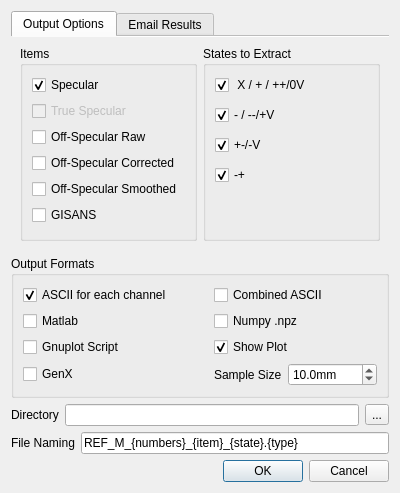
First picture: the form in designer/reduce_dialog.ui, repository aglavic/quicknxs, before the edit.
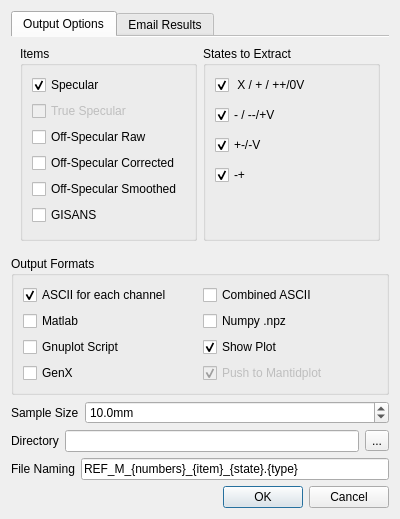
Second picture: the form after the edit. Icons and pictures are not drawn.

Commit message: -Quick reduction -Fixed event mode treatment for splitting -Push to MantidPlot -Update test for new event mode dataset

Patch:
```diff
--- a/designer/reduce_dialog.ui
+++ b/designer/reduce_dialog.ui
@@ -7,7 +7,7 @@
     <x>0</x>
     <y>0</y>
     <width>400</width>
-    <height>438</height>
+    <height>460</height>
    </rect>
   </property>
   <property name="windowTitle">
@@ -180,47 +180,45 @@
           <string>Output Formats</string>
          </property>
          <layout class="QGridLayout" name="gridLayout">
-          <item row="3" column="0">
-           <widget class="QCheckBox" name="genx">
+          <item row="0" column="0">
+           <widget class="QCheckBox" name="multiAscii">
             <property name="text">
-             <string>GenX</string>
+             <string>ASCII for each channel</string>
             </property>
-           </widget>
-          </item>
-          <item row="1" column="2" colspan="2">
-           <widget class="QCheckBox" name="numpy">
-            <property name="text">
-             <string>Numpy .npz</string>
+            <property name="checked">
+             <bool>true</bool>
             </property>
            </widget>
           </item>
-          <item row="3" column="3">
-           <widget class="QDoubleSpinBox" name="sampleSize">
-            <property name="sizePolicy">
-             <sizepolicy hsizetype="Minimum" vsizetype="Fixed">
-              <horstretch>0</horstretch>
-              <verstretch>0</verstretch>
-             </sizepolicy>
-            </property>
-            <property name="suffix">
-             <string>mm</string>
-            </property>
-            <property name="decimals">
-             <number>1</number>
-            </property>
-            <property name="value">
-             <double>10.000000000000000</double>
-            </property>
-           </widget>
-          </item>
-          <item row="0" column="2" colspan="2">
+          <item row="0" column="1">
            <widget class="QCheckBox" name="combinedAscii">
             <property name="text">
              <string>Combined ASCII</string>
             </property>
            </widget>
           </item>
-          <item row="2" column="2" colspan="2">
+          <item row="1" column="0">
+           <widget class="QCheckBox" name="matlab">
+            <property name="text">
+             <string>Matlab</string>
+            </property>
+           </widget>
+          </item>
+          <item row="1" column="1">
+           <widget class="QCheckBox" name="numpy">
+            <property name="text">
+             <string>Numpy .npz</string>
+            </property>
+           </widget>
+          </item>
+          <item row="2" column="0">
+           <widget class="QCheckBox" name="gnuplot">
+            <property name="text">
+             <string>Gnuplot Script</string>
+            </property>
+           </widget>
+          </item>
+          <item row="2" column="1">
            <widget class="QCheckBox" name="plot">
             <property name="text">
              <string>Show Plot</string>
@@ -230,53 +228,20 @@
             </property>
            </widget>
           </item>
-          <item row="3" column="2">
-           <widget class="QLabel" name="label_7">
-            <property name="sizePolicy">
-             <sizepolicy hsizetype="Fixed" vsizetype="Preferred">
-              <horstretch>0</horstretch>
-              <verstretch>0</verstretch>
-             </sizepolicy>
-            </property>
+          <item row="3" column="0">
+           <widget class="QCheckBox" name="genx">
             <property name="text">
-             <string>Sample Size</string>
+             <string>GenX</string>
             </property>
            </widget>
           </item>
           <item row="3" column="1">
-           <spacer name="horizontalSpacer">
-            <property name="orientation">
-             <enum>Qt::Horizontal</enum>
+           <widget class="QCheckBox" name="mantidplot">
+            <property name="enabled">
+             <bool>false</bool>
             </property>
-            <property name="sizeType">
-             <enum>QSizePolicy::Minimum</enum>
-            </property>
-            <property name="sizeHint" stdset="0">
-             <size>
-              <width>0</width>
-              <height>0</height>
-             </size>
-            </property>
-           </spacer>
-          </item>
-          <item row="2" column="0" colspan="2">
-           <widget class="QCheckBox" name="gnuplot">
             <property name="text">
-             <string>Gnuplot Script</string>
-            </property>
-           </widget>
-          </item>
-          <item row="1" column="0" colspan="2">
-           <widget class="QCheckBox" name="matlab">
-            <property name="text">
-             <string>Matlab</string>
-            </property>
-           </widget>
-          </item>
-          <item row="0" column="0" colspan="2">
-           <widget class="QCheckBox" name="multiAscii">
-            <property name="text">
-             <string>ASCII for each channel</string>
+             <string>Push to Mantidplot</string>
             </property>
             <property name="checked">
              <bool>true</bool>
@@ -286,6 +251,58 @@
          </layout>
         </widget>
        </item>
+       <item>
+        <layout class="QHBoxLayout" name="horizontalLayout_4">
+         <item>
+          <spacer name="horizontalSpacer">
+           <property name="orientation">
+            <enum>Qt::Horizontal</enum>
+           </property>
+           <property name="sizeType">
+            <enum>QSizePolicy::Minimum</enum>
+           </property>
+           <property name="sizeHint" stdset="0">
+            <size>
+             <width>0</width>
+             <height>0</height>
+            </size>
+           </property>
+          </spacer>
+         </item>
+         <item>
+          <widget class="QLabel" name="label_7">
+           <property name="sizePolicy">
+            <sizepolicy hsizetype="Fixed" vsizetype="Preferred">
+             <horstretch>0</horstretch>
+             <verstretch>0</verstretch>
+            </sizepolicy>
+           </property>
+           <property name="text">
+            <string>Sample Size</string>
+           </property>
+          </widget>
+         </item>
+         <item>
+          <widget class="QDoubleSpinBox" name="sampleSize">
+           <property name="sizePolicy">
+            <sizepolicy hsizetype="Minimum" vsizetype="Fixed">
+             <horstretch>0</horstretch>
+             <verstretch>0</verstretch>
+            </sizepolicy>
+           </property>
+           <property name="suffix">
+            <string>mm</string>
+           </property>
+           <property name="decimals">
+            <number>1</number>
+           </property>
+           <property name="value">
+            <double>10.000000000000000</double>
+           </property>
+          </widget>
+         </item>
+        </layout>
+       </item>
        <item>
         <layout class="QHBoxLayout" name="horizontalLayout_2">
          <item>
```
The commit also changes 11 other files.
